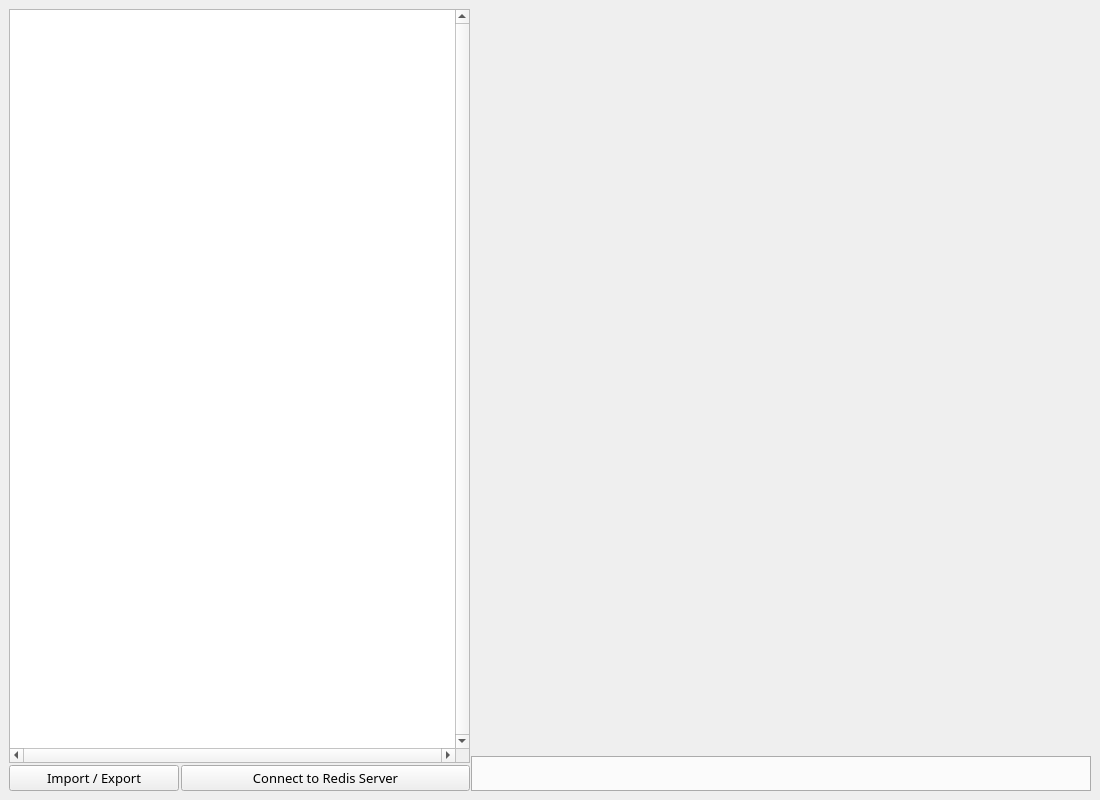
RedisInsight/RedisDesktopManager, file src/app/forms/main.ui: the form before one commit.
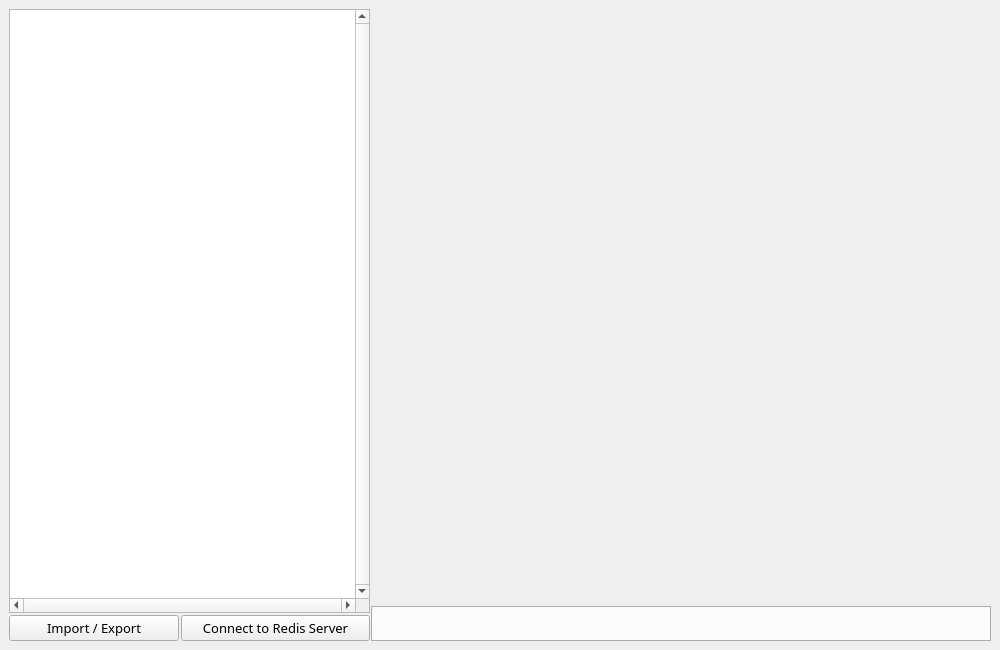
The form after the commit. Icons and pictures are not drawn. Custom widgets are drawn as their Qt base class.

```diff
--- a/src/app/forms/main.ui
+++ b/src/app/forms/main.ui
@@ -7,8 +7,8 @@
    <rect>
     <x>0</x>
     <y>0</y>
-    <width>1100</width>
-    <height>800</height>
+    <width>1000</width>
+    <height>650</height>
    </rect>
   </property>
   <property name="sizePolicy">
@@ -20,7 +20,7 @@
   <property name="minimumSize">
    <size>
     <width>1000</width>
-    <height>750</height>
+    <height>650</height>
    </size>
   </property>
   <property name="windowTitle">
```
